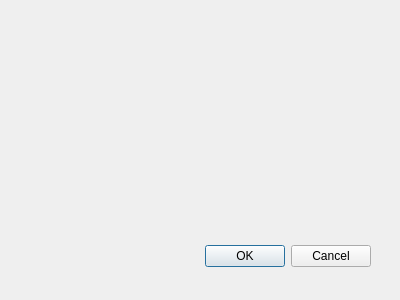
First picture: the form in src/dialogsettings.ui, repository mbnoimi/SimpleInvoice, before the edit.
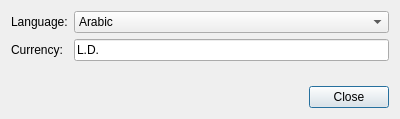
Second picture: the form after the edit. Icons and pictures are not drawn.

The edit to the form file:
```diff
--- a/src/dialogsettings.ui
+++ b/src/dialogsettings.ui
@@ -9,28 +9,108 @@
     <x>0</x>
     <y>0</y>
     <width>400</width>
-    <height>300</height>
+    <height>119</height>
    </rect>
   </property>
   <property name="windowTitle">
    <string>Dialog</string>
   </property>
-  <widget class="QDialogButtonBox" name="buttonBox">
-   <property name="geometry">
-    <rect>
-     <x>30</x>
-     <y>240</y>
-     <width>341</width>
-     <height>32</height>
-    </rect>
-   </property>
-   <property name="orientation">
-    <enum>Qt::Horizontal</enum>
-   </property>
-   <property name="standardButtons">
-    <set>QDialogButtonBox::Cancel|QDialogButtonBox::Ok</set>
-   </property>
-  </widget>
+  <property name="windowIcon">
+   <iconset resource="res.qrc">
+    <normaloff>:/icons/res/advancedsettings.png</normaloff>:/icons/res/advancedsettings.png</iconset>
+  </property>
+  <layout class="QVBoxLayout" name="verticalLayout">
+   <item>
+    <layout class="QGridLayout" name="gridLayout">
+     <item row="0" column="0">
+      <widget class="QLabel" name="label">
+       <property name="text">
+        <string>Language:</string>
+       </property>
+      </widget>
+     </item>
+     <item row="0" column="1">
+      <widget class="QComboBox" name="comboBox_language">
+       <item>
+        <property name="text">
+         <string>Arabic</string>
+        </property>
+       </item>
+       <item>
+        <property name="text">
+         <string>English</string>
+        </property>
+       </item>
+      </widget>
+     </item>
+     <item row="1" column="0">
+      <widget class="QLabel" name="label_2">
+       <property name="text">
+        <string>Currency:</string>
+       </property>
+      </widget>
+     </item>
+     <item row="1" column="1">
+      <widget class="QLineEdit" name="lineEdit_currency">
+       <property name="text">
+        <string>L.D.</string>
+       </property>
+      </widget>
+     </item>
+    </layout>
+   </item>
+   <item>
+    <spacer name="verticalSpacer">
+     <property name="orientation">
+      <enum>Qt::Vertical</enum>
+     </property>
+     <property name="sizeHint" stdset="0">
+      <size>
+       <width>20</width>
+       <height>40</height>
+      </size>
+     </property>
+    </spacer>
+   </item>
+   <item>
+    <widget class="QWidget" name="widget" native="true">
+     <layout class="QHBoxLayout" name="horizontalLayout">
+      <property name="leftMargin">
+       <number>0</number>
+      </property>
+      <property name="topMargin">
+       <number>0</number>
+      </property>
+      <property name="rightMargin">
+       <number>0</number>
+      </property>
+      <property name="bottomMargin">
+       <number>0</number>
+      </property>
+      <item>
+       <spacer name="horizontalSpacer">
+        <property name="orientation">
+         <enum>Qt::Horizontal</enum>
+        </property>
+        <property name="sizeHint" stdset="0">
+         <size>
+          <width>40</width>
+          <height>20</height>
+         </size>
+        </property>
+       </spacer>
+      </item>
+      <item>
+       <widget class="QPushButton" name="pushButton_close">
+        <property name="text">
+         <string>Close</string>
+        </property>
+       </widget>
+      </item>
+     </layout>
+    </widget>
+   </item>
+  </layout>
  </widget>
  <pixmapfunction/>
  <resources/>
```
Left out of the diff: 46 changed lines with no effect on the pictures.
